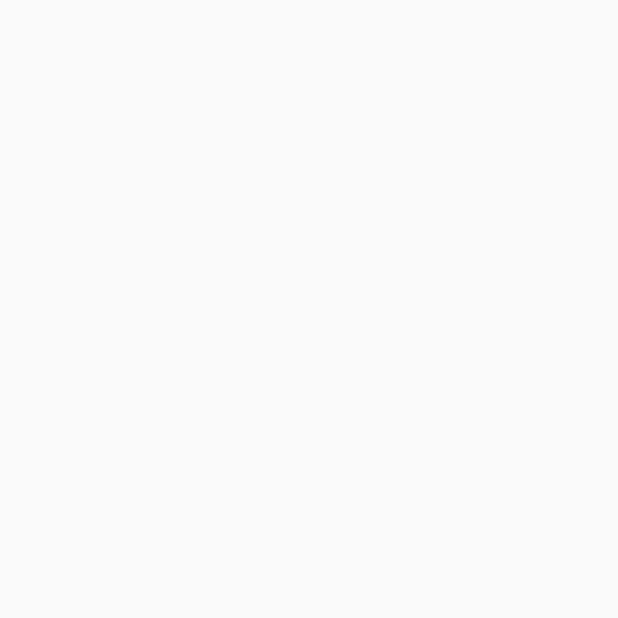
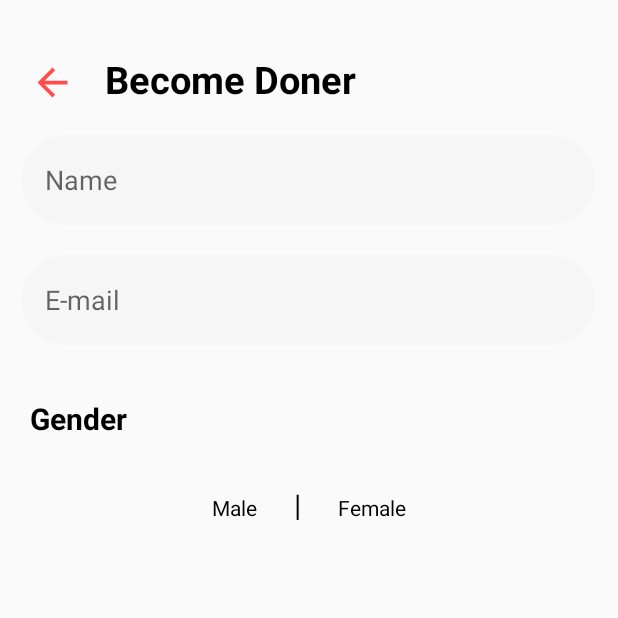
Before and after one commit to AminullahTajMuhammad/BloodDonate2, an Android app: the BloodDetail screen opened directly, with no data from a screen before it, on a phone screen of 412 x 824 dp, the top half of it. Before the commit the part shown is empty. Run offline under Robolectric (Android 15) with nearby library versions, the phone set to English and light mode, and no system bars.

Commit message:
Working on Blood Doner Screen

```diff
--- a/app/src/main/java/blooddonate/com/blooddonate/VerifyNumber.java
+++ b/app/src/main/java/blooddonate/com/blooddonate/VerifyNumber.java
@@ -22,7 +22,7 @@ public class VerifyNumber extends AppCompatActivity {
         btnGetOPD.setOnClickListener(new View.OnClickListener() {
             @Override
             public void onClick(View v) {
-                Intent intent = new Intent(VerifyNumber.this, DialogScreen.class);
+                Intent intent = new Intent(VerifyNumber.this, BloodDetail.class);
                 startActivity(intent);
             }
         });
--- a/app/src/main/res/layout/activity_blood_detail.xml
+++ b/app/src/main/res/layout/activity_blood_detail.xml
@@ -1,9 +1,103 @@
 <?xml version="1.0" encoding="utf-8"?>
-<android.support.constraint.ConstraintLayout xmlns:android="http://schemas.android.com/apk/res/android"
+<RelativeLayout xmlns:android="http://schemas.android.com/apk/res/android"
     xmlns:app="http://schemas.android.com/apk/res-auto"
     xmlns:tools="http://schemas.android.com/tools"
     android:layout_width="match_parent"
     android:layout_height="match_parent"
     tools:context=".BloodDetail">
 
-</android.support.constraint.ConstraintLayout>
+
+    <android.support.v7.widget.AppCompatImageButton
+        android:id="@+id/btnBack"
+        android:layout_width="wrap_content"
+        android:layout_height="wrap_content"
+        android:layout_marginTop="30dp"
+        android:layout_marginLeft="10dp"
+        android:padding="10dp"
+        android:src="@drawable/ic_arrow_back_black_24dp"
+        android:background="#FAFAFA"/>
+
+    <TextView android:id="@+id/tvBecomeDoner"
+        android:layout_width="wrap_content"
+        android:layout_height="wrap_content"
+        android:layout_toRightOf="@+id/btnBack"
+        android:layout_marginLeft="10dp"
+        android:layout_marginTop="35dp"
+        android:textSize="25sp"
+        android:textStyle="bold"
+        android:textColor="#000000"
+        android:text="Become Doner"/>
+
+    <EditText
+        android:id="@+id/edtName"
+        android:layout_width="match_parent"
+        android:layout_height="wrap_content"
+        android:layout_below="@+id/tvBecomeDoner"
+        android:layout_centerHorizontal="true"
+        android:background="@drawable/edittext_border"
+        android:hint="Name"
+        android:layout_marginTop="20dp"
+        android:layout_marginLeft="30dp"
+        android:padding="15dp" />
+
+    <EditText android:id="@+id/edtEmail"
+        android:layout_width="match_parent"
+        android:layout_height="wrap_content"
+        android:layout_centerHorizontal="true"
+        android:padding="15dp"
+        android:layout_below="@+id/edtName"
+        android:layout_marginLeft="30dp"
+        android:layout_marginTop="20dp"
+        android:hint="E-mail"
+        android:background="@drawable/edittext_border"/>
+
+    <TextView android:id="@+id/tvGender"
+        android:layout_width="wrap_content"
+        android:layout_height="wrap_content"
+        android:layout_below="@+id/edtEmail"
+        android:layout_marginLeft="20dp"
+        android:layout_marginTop="35dp"
+        android:textSize="20sp"
+        android:textStyle="bold"
+        android:textColor="#000000"
+        android:text="Gender"/>
+    <LinearLayout
+        android:layout_width="wrap_content"
+        android:layout_height="wrap_content"
+        android:layout_centerHorizontal="true"
+        android:layout_below="@+id/tvGender"
+        android:orientation="horizontal"
+        android:layout_margin="10dp"
+        android:padding="10dp">
+
+        <TextView android:id="@+id/tvMale"
+            android:layout_width="wrap_content"
+            android:layout_height="wrap_content"
+            android:text="Male"
+            android:layout_margin="10dp"
+            android:textColor="#000"
+            android:clickable="true"/>
+
+
+        <TextView
+            android:layout_width="wrap_content"
+            android:layout_height="wrap_content"
+            android:layout_margin="10dp"
+            android:text=" | "
+            android:textSize="20dp"
+            android:textColor="#000"/>
+
+
+        <TextView android:id="@+id/tvFemale"
+            android:layout_width="wrap_content"
+            android:layout_height="wrap_content"
+            android:text="Female"
+            android:textColor="#000"
+            android:layout_margin="10dp"
+            android:clickable="true"/>
+
+    </LinearLayout>
+
+
+
+</RelativeLayout>
--- a/app/src/main/res/layout/activity_verify_number.xml
+++ b/app/src/main/res/layout/activity_verify_number.xml
@@ -33,11 +33,11 @@
         android:paddingTop="10dp"
         android:layout_centerHorizontal="true"
         android:inputType="number"
-        android:paddingLeft="100dp"
+        android:paddingLeft="30dp"
         android:paddingRight="100sp"
         android:layout_below="@+id/tvVrifyNumber"
         android:layout_marginLeft="30dp"
-        android:hint="Enter Number"
+        android:hint="Enter Your Mobile Number"
         android:background="@drawable/edittext_border"/>
 
     <Button android:id="@+id/btnGetOPD"
```
Also changed, not shown: app/src/main/res/drawable/verify_circle.xml (added, +19 -0 lines), app/src/main/res/layout/activity_dialog_screen.xml (+25 -0 lines).
